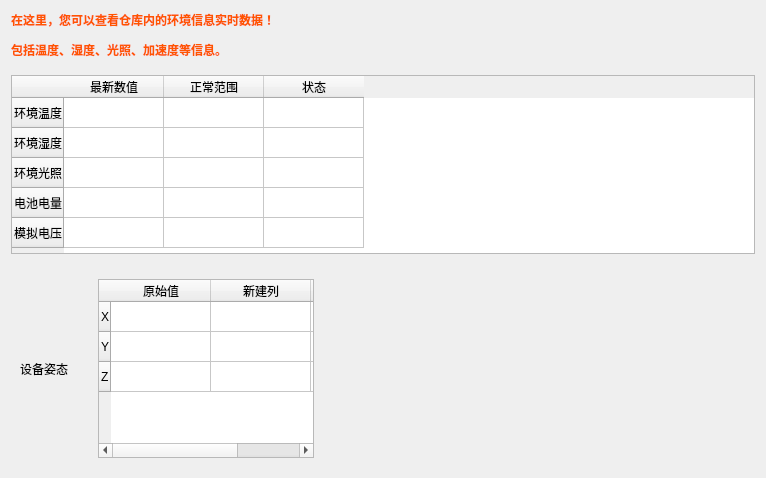
First picture: the form in envwindow.ui, repository jjzhang166/smart-home-qt, before the edit.
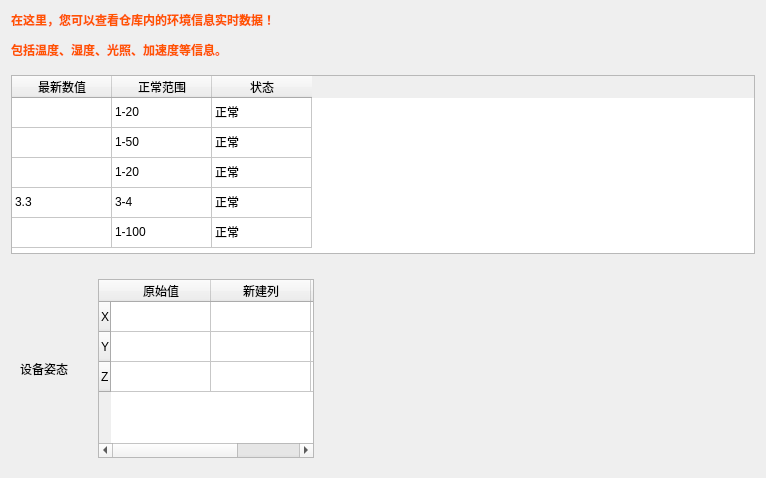
Second picture: the form after the edit.

Commit message: 加入模拟数据

What changed in the file:
```diff
--- a/envwindow.ui
+++ b/envwindow.ui
@@ -27,7 +27,7 @@
    <item>
     <widget class="QTableWidget" name="tableWidget">
      <attribute name="verticalHeaderVisible">
-      <bool>true</bool>
+      <bool>false</bool>
      </attribute>
      <row>
       <property name="text">
@@ -69,6 +69,61 @@
        <string>状态</string>
       </property>
      </column>
+     <item row="0" column="1">
+      <property name="text">
+       <string>1-20</string>
+      </property>
+     </item>
+     <item row="0" column="2">
+      <property name="text">
+       <string>正常</string>
+      </property>
+     </item>
+     <item row="1" column="1">
+      <property name="text">
+       <string>1-50</string>
+      </property>
+     </item>
+     <item row="1" column="2">
+      <property name="text">
+       <string>正常</string>
+      </property>
+     </item>
+     <item row="2" column="1">
+      <property name="text">
+       <string>1-20</string>
+      </property>
+     </item>
+     <item row="2" column="2">
+      <property name="text">
+       <string>正常</string>
+      </property>
+     </item>
+     <item row="3" column="0">
+      <property name="text">
+       <string>3.3</string>
+      </property>
+     </item>
+     <item row="3" column="1">
+      <property name="text">
+       <string>3-4</string>
+      </property>
+     </item>
+     <item row="3" column="2">
+      <property name="text">
+       <string>正常</string>
+      </property>
+     </item>
+     <item row="4" column="1">
+      <property name="text">
+       <string>1-100</string>
+      </property>
+     </item>
+     <item row="4" column="2">
+      <property name="text">
+       <string>正常</string>
+      </property>
+     </item>
     </widget>
    </item>
    <item>
```
Left out of the diff: 3 changed lines with no effect on the pictures. The commit also changes 2 other files.
